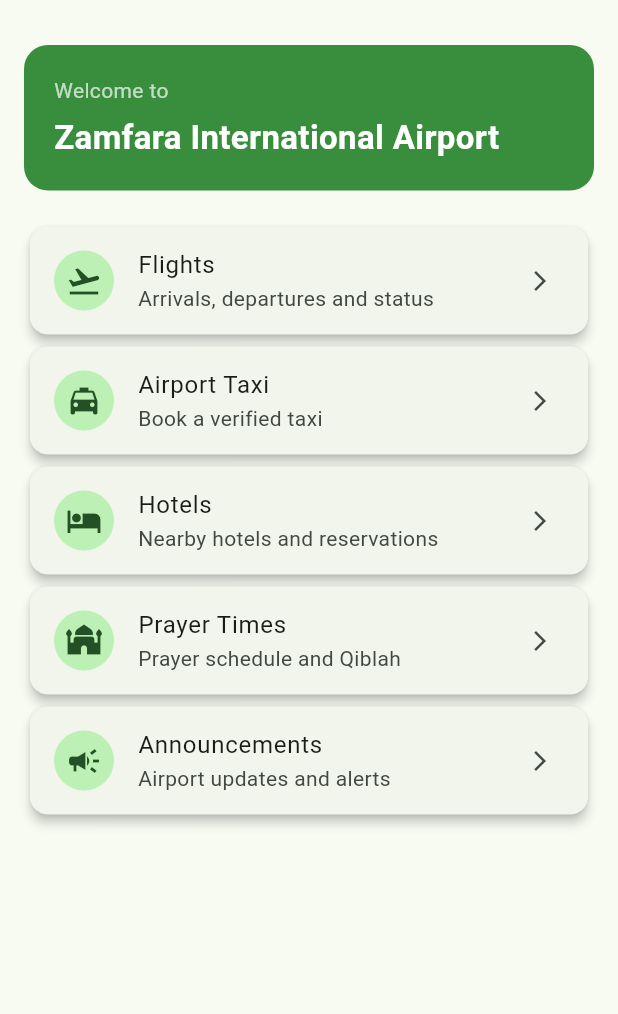
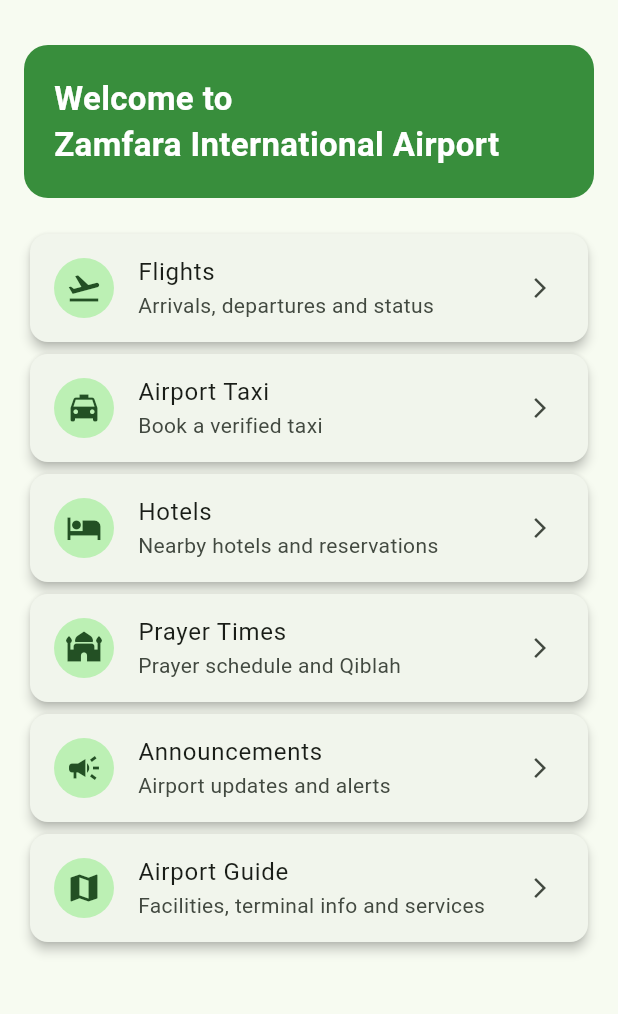
Before and after one commit to YUSUFUMARWALI/zia_connect, a Flutter app: the screen it shows after launch, on a phone screen of 412 x 824 dp, the part 63-1077 px from its top. Run offline on Flutter 3.47's test engine with Material 3 defaults, Android fonts, the phone set to English and light mode, and no system bars.

Commit message:
Added airport guide module

```diff
--- a/lib/features/home/screens/home_screen.dart
+++ b/lib/features/home/screens/home_screen.dart
@@ -4,6 +4,7 @@ import '../../taxi/screens/taxi_screen.dart';
 import '../../hotels/screens/hotels_screen.dart';
 import '../../prayer/screens/prayer_screen.dart';
 import '../../announcements/screens/announcements_screen.dart';
+import '../../airport_guide/screens/airport_guide_screen.dart';
 
 class HomeScreen extends StatelessWidget {
   const HomeScreen({super.key});
@@ -39,49 +40,24 @@ class HomeScreen extends StatelessWidget {
               color: Colors.green.shade700,
               borderRadius: BorderRadius.circular(16),
             ),
-            child: const Column(
-              crossAxisAlignment: CrossAxisAlignment.start,
-              children: [
-                Text('Welcome to', style: TextStyle(color: Colors.white70)),
-                SizedBox(height: 6),
-                Text(
-                  'Zamfara International Airport',
-                  style: TextStyle(color: Colors.white, fontSize: 22, fontWeight: FontWeight.bold),
-                ),
-              ],
+            child: const Text(
+              'Welcome to\nZamfara International Airport',
+              style: TextStyle(color: Colors.white, fontSize: 22, fontWeight: FontWeight.bold),
             ),
           ),
           const SizedBox(height: 20),
-          buildCard(
-            icon: Icons.flight_takeoff,
-            title: 'Flights',
-            subtitle: 'Arrivals, departures and status',
-            onTap: () => Navigator.push(context, MaterialPageRoute(builder: (_) => const FlightsScreen())),
-          ),
-          buildCard(
-            icon: Icons.local_taxi,
-            title: 'Airport Taxi',
-            subtitle: 'Book a verified taxi',
-            onTap: () => Navigator.push(context, MaterialPageRoute(builder: (_) => const TaxiScreen())),
-          ),
-          buildCard(
-            icon: Icons.hotel,
-            title: 'Hotels',
-            subtitle: 'Nearby hotels and reservations',
-            onTap: () => Navigator.push(context, MaterialPageRoute(builder: (_) => const HotelsScreen())),
-          ),
-          buildCard(
-            icon: Icons.mosque,
-            title: 'Prayer Times',
-            subtitle: 'Prayer schedule and Qiblah',
-            onTap: () => Navigator.push(context, MaterialPageRoute(builder: (_) => const PrayerScreen())),
-          ),
-          buildCard(
-            icon: Icons.campaign,
-            title: 'Announcements',
-            subtitle: 'Airport updates and alerts',
-            onTap: () => Navigator.push(context, MaterialPageRoute(builder: (_) => const AnnouncementsScreen())),
-          ),
+          buildCard(icon: Icons.flight_takeoff, title: 'Flights', subtitle: 'Arrivals, departures and status',
+            onTap: () => Navigator.push(context, MaterialPageRoute(builder: (_) => const FlightsScreen()))),
+          buildCard(icon: Icons.local_taxi, title: 'Airport Taxi', subtitle: 'Book a verified taxi',
+            onTap: () => Navigator.push(context, MaterialPageRoute(builder: (_) => const TaxiScreen()))),
+          buildCard(icon: Icons.hotel, title: 'Hotels', subtitle: 'Nearby hotels and reservations',
+            onTap: () => Navigator.push(context, MaterialPageRoute(builder: (_) => const HotelsScreen()))),
+          buildCard(icon: Icons.mosque, title: 'Prayer Times', subtitle: 'Prayer schedule and Qiblah',
+            onTap: () => Navigator.push(context, MaterialPageRoute(builder: (_) => const PrayerScreen()))),
+          buildCard(icon: Icons.campaign, title: 'Announcements', subtitle: 'Airport updates and alerts',
+            onTap: () => Navigator.push(context, MaterialPageRoute(builder: (_) => const AnnouncementsScreen()))),
+          buildCard(icon: Icons.map, title: 'Airport Guide', subtitle: 'Facilities, terminal info and services',
+            onTap: () => Navigator.push(context, MaterialPageRoute(builder: (_) => const AirportGuideScreen()))),
         ],
       ),
     );
```
Also changed, not shown: lib/features/airport_guide/screens/airport_guide_screen.dart (added, +86 -0 lines).
